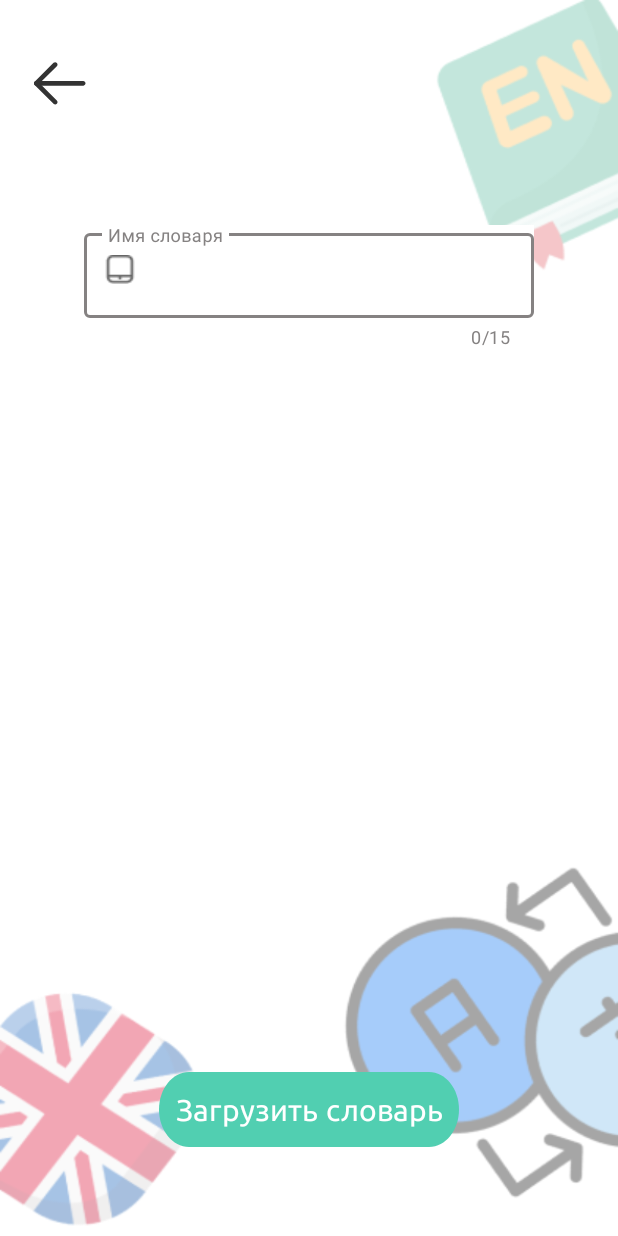
After one commit to sashakok228/pickup, an Android app: the dszag_Activity screen opened directly, with no data from a screen before it, on a phone screen of 412 x 824 dp. The commit adds this screen. Run offline under Robolectric (Android 15) with nearby library versions, the phone set to English and light mode, and no system bars; our stand-ins replace Firebase (no records; nobody signed in at launch, a user with empty details on screens opened directly).

Commit message:
obnova gtds

```diff
--- a/app/src/main/AndroidManifest.xml
+++ b/app/src/main/AndroidManifest.xml
@@ -14,6 +14,9 @@
         android:supportsRtl="true"
         android:theme="@style/Theme.MyApplication"
         tools:targetApi="31">
+        <activity
+            android:name=".dszag_Activity"
+            android:exported="false" />
         <activity
             android:name=".GtdsActivity"
             android:exported="false" />
--- /dev/null
+++ b/app/src/main/java/com/example/myapplication/dszag_Activity.java
@@ -0,0 +1,136 @@
+package com.example.myapplication;
+
+import androidx.annotation.NonNull;
+import androidx.appcompat.app.AppCompatActivity;
+
+import android.annotation.SuppressLint;
+import android.content.ContentValues;
+import android.content.Intent;
+import android.content.SharedPreferences;
+import android.database.Cursor;
+import android.database.sqlite.SQLiteDatabase;
+import android.os.Bundle;
+import android.view.View;
+import android.widget.Button;
+import android.widget.EditText;
+import android.widget.ListView;
+import android.widget.TextView;
+import android.widget.Toast;
+
+import com.google.firebase.database.DataSnapshot;
+import com.google.firebase.database.DatabaseError;
+import com.google.firebase.database.DatabaseReference;
+import com.google.firebase.database.FirebaseDatabase;
+import com.google.firebase.database.ValueEventListener;
+
+public class dszag_Activity extends AppCompatActivity {
+
+    Button btnN,btnZ;
+    WordAdapterMod adapter;
+    DatabaseReference data_ds;
+    DatabaseReference data_word;
+    ListView slova;
+    EditText gtds;
+    SharedPreferences user;
+
+    @SuppressLint("MissingInflatedId")
+    @Override
+    protected void onCreate(Bundle savedInstanceState) {
+        super.onCreate(savedInstanceState);
+        setContentView(R.layout.activity_dszag);
+        btnN=findViewById(R.id.nazad10);
+        slova=findViewById(R.id.list3);
+        btnZ=findViewById(R.id.btnzggtds);
+        user=getSharedPreferences("user",MODE_PRIVATE);
+        data_word= FirebaseDatabase.getInstance().getReference("words");
+        data_ds= FirebaseDatabase.getInstance().getReference("dictionaries");
+        DBHelper sqlHelper = new DBHelper(this);
+        SQLiteDatabase db = sqlHelper.getWritableDatabase();
+        gtds=findViewById(R.id.name_SLOVARgdds);
+        String id4=user.getString("id","0");
+        btnN.setOnClickListener(new View.OnClickListener() {
+            @Override
+            public void onClick(View view) {
+                Intent naz=new Intent(getApplicationContext(),GtdsActivity.class);
+                startActivity(naz);
+                finish();
+            }
+        });
+        Intent get=getIntent();
+        int i =get.getIntExtra("slovar",0);
+        if(i==1){
+            WordsCut[] cuts = {new WordsCut("go","идти","0"),new WordsCut("have","иметь что то","0"),new WordsCut("know","знать","0"),new WordsCut("try","пытаться","0"),
+                    new WordsCut("see","видеть","0"),new WordsCut("come","приходить","0"),new WordsCut("want","хотеть","0"),new WordsCut("do","делать","0"),new WordsCut("say","сказать","0"),
+                    new WordsCut("work","работать","0"),
+            };
+            adapter=new WordAdapterMod(getApplicationContext(),cuts);
+            slova.setAdapter(adapter);
+            btnZ.setOnClickListener(new View.OnClickListener() {
+                @Override
+                public void onClick(View view) {
+                    Boolean prva=gtds.getText().toString().matches("[а-яёА-ЯЁa-zA-Z]+");
+                    if (prva == true) {
+                        String id2 = "0";
+                        String nam=gtds.getText().toString();
+                        if (!id4.equals("0")) {
+                            id2 = data_ds.push().getKey();
+                            Dictionaries dir = new Dictionaries(id2, id4, nam);
+                            data_ds.child(id2).setValue(dir);
+                        }
+                        for (WordsCut h : cuts) {
+                            String idf2 = "0";
+                            if (!id4.equals("0")) {
+                                idf2 = data_word.push().getKey();
+                                Words word = new Words(idf2, id4, id2, h.getWord(), h.getWordT());
+                                data_word.child(idf2).setValue(word);
+                            }
+                        }
+                        Intent i = new Intent(getApplicationContext(), MainActivity.class);
+                        Toast.makeText(getApplicationContext(), "Словар загружен", Toast.LENGTH_SHORT).show();
+                        startActivity(i);
+                        finish();
+                    }else {
+                        Toast.makeText(getApplicationContext(), "Вы не ввели имя словаря   ", Toast.LENGTH_SHORT).show();
+                    }
+                }
+            });
+        }else if(i==2){
+
+            WordsCut[] cuts = {new WordsCut("age","возвраст","0"),new WordsCut("animal","животное","0"),new WordsCut("car","автомобиль","0"),new WordsCut("city","город","0"),
+                    new WordsCut("country","странна","0"),new WordsCut("day","день","0"),new WordsCut("air","воздух","0"),new WordsCut("bank","банк","0"),new WordsCut("end","конец","0"),
+                    new WordsCut("food","еда","0"),
+            };
+            adapter=new WordAdapterMod(getApplicationContext(),cuts);
+            slova.setAdapter(adapter);
+            btnZ.setOnClickListener(new View.OnClickListener() {
+                @Override
+                public void onClick(View view) {
+                    Boolean prva = gtds.getText().toString().matches("[а-яёА-ЯЁa-zA-Z]+");
+                    if (prva == true) {
+                        String id2 = "0";
+                        String nam=gtds.getText().toString();
+                        if (!id4.equals("0")) {
+                            id2 = data_ds.push().getKey();
+                            Dictionaries dir = new Dictionaries(id2, id4, nam);
+                            data_ds.child(id2).setValue(dir);
+                        }
+                        for (WordsCut h : cuts) {
+                            String idf2 = "0";
+                            if (!id4.equals("0")) {
+                                idf2 = data_word.push().getKey();
+                                Words word = new Words(idf2, id4, id2, h.getWord(), h.getWordT());
+                                data_word.child(idf2).setValue(word);
+                            }
+                        }
+                        Intent i = new Intent(getApplicationContext(), MainActivity.class);
+                        Toast.makeText(getApplicationContext(), "Словар загружен", Toast.LENGTH_SHORT).show();
+                        startActivity(i);
+                        finish();
+                    }else {
+                        Toast.makeText(getApplicationContext(), "Вы не ввели имя словаря", Toast.LENGTH_SHORT).show();
+                    }
+                }
+            });
+        }
+    }
+}
--- /dev/null
+++ b/app/src/main/res/layout/activity_dszag.xml
@@ -0,0 +1,81 @@
+<?xml version="1.0" encoding="utf-8"?>
+<LinearLayout xmlns:android="http://schemas.android.com/apk/res/android"
+    xmlns:app="http://schemas.android.com/apk/res-auto"
+    xmlns:tools="http://schemas.android.com/tools"
+    android:layout_width="match_parent"
+    android:layout_height="match_parent"
+    tools:context=".dszag_Activity"
+    android:orientation="vertical"
+    android:background="@drawable/tema"
+    >
+    <LinearLayout
+        android:layout_width="match_parent"
+        android:layout_height="match_parent"
+        android:orientation="vertical"
+        android:layout_weight="0.2"
+        >
+    <androidx.appcompat.widget.AppCompatButton
+        android:layout_marginTop="30dp"
+        android:layout_marginLeft="15dp"
+        android:id="@+id/nazad10"
+        android:layout_width="50dp"
+        android:layout_height="50dp"
+        android:background="@drawable/strelka"
+        />
+
+        <LinearLayout
+            android:background="@color/white"
+            android:layout_gravity="center"
+            android:layout_marginTop="70dp"
+            android:layout_width="wrap_content"
+            android:layout_height="wrap_content">
+            <com.google.android.material.textfield.TextInputLayout
+                android:layout_width="wrap_content"
+                android:layout_height="wrap_content"
+                android:layout_gravity="center"
+                style="@style/Widget.MaterialComponents.TextInputLayout.OutlinedBox"
+                app:startIconDrawable="@drawable/book"
+                app:counterEnabled="true"
+                app:counterMaxLength="15"
+                app:counterTextColor="@color/Cray"
+                app:boxStrokeColor="@color/Cray"
+                app:hintTextColor="@color/Cray"
+                >
+                <com.google.android.material.textfield.TextInputEditText
+                    android:id="@+id/name_SLOVARgdds"
+                    android:layout_width="300dp"
+                    android:layout_height="wrap_content"
+                    android:layout_gravity="center"
+                    android:maxLength="15"
+                    android:hint="Имя словаря"
+                    />
+            </com.google.android.material.textfield.TextInputLayout>
+        </LinearLayout>
+    <ListView
+        android:id="@+id/list3"
+        android:layout_width="match_parent"
+        android:layout_height="match_parent"
+        android:layout_margin="40dp"
+        />
+    </LinearLayout>
+    <LinearLayout
+        android:layout_width="match_parent"
+        android:layout_height="match_parent"
+        android:orientation="vertical"
+        android:layout_weight="0.9"
+        >
+
+    <androidx.appcompat.widget.AppCompatButton
+        android:id="@+id/btnzggtds"
+        android:textAppearance="@style/dobavit"
+        android:fontFamily="@font/ubuntu"
+        android:text="Загрузить словарь"
+        android:textColor="@color/white"
+        android:layout_marginTop="40dp"
+        android:layout_width="200dp"
+        android:layout_height="50dp"
+        android:background="@drawable/save"
+        android:layout_gravity="center"
+        />
+    </LinearLayout>
+</LinearLayout>
--- a/app/src/main/res/layout/activity_main31.xml
+++ b/app/src/main/res/layout/activity_main31.xml
@@ -86,7 +86,7 @@
                 android:textColor="@color/white" />
 
         <TextView
-            android:visibility="gone"
+            android:visibility="visible"
             android:id="@+id/cuct"
             android:layout_width="wrap_content"
             android:layout_height="wrap_content"
```
Also changed, not shown: app/src/main/java/com/example/myapplication/GtdsActivity.java (+32 -3 lines), app/src/main/java/com/example/myapplication/MainActivity31.java (+12 -0 lines), app/src/main/java/com/example/myapplication/WordAdapterMod.java (added, +72 -0 lines), app/src/main/res/layout/activity_gtds.xml (+9 -1 lines), app/src/main/res/layout/item2.xml (added, +85 -0 lines).
